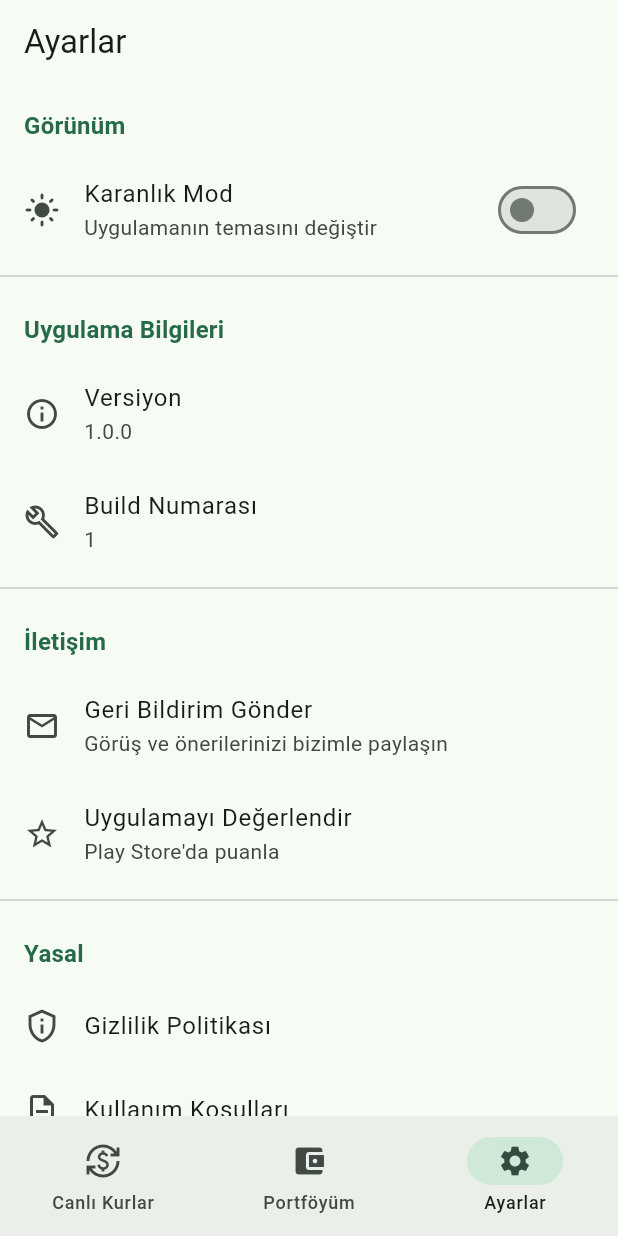
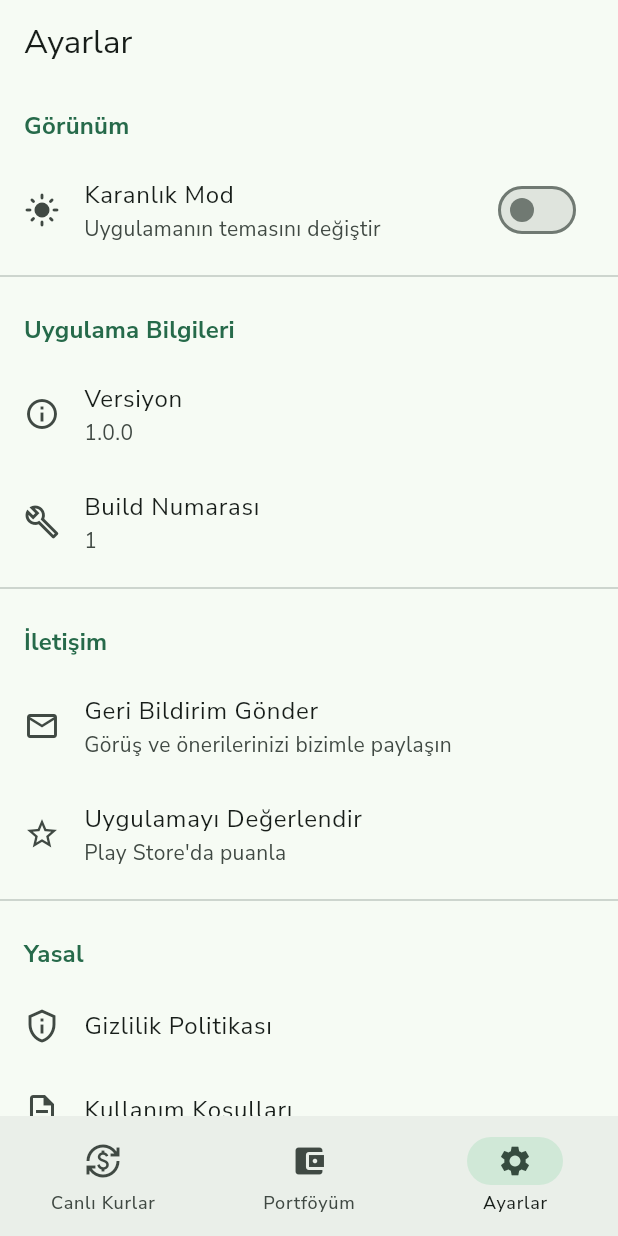
Before and after one commit to iboOzturk/kurtakip, a Flutter app: the screen it shows after launch, item 3 of the bottom bar chosen, on a phone screen of 412 x 824 dp. Run offline on Flutter 3.47's test engine with Material 3 defaults, Android fonts, the phone set to English and light mode, and no system bars; our stand-ins replace get, google_fonts, package_info_plus, shared_preferences; network calls fail.

Commit message:
font eklendi

```diff
--- a/lib/main.dart
+++ b/lib/main.dart
@@ -1,6 +1,7 @@
 import 'package:flutter/material.dart';
 import 'package:get/get.dart';
-
+import 'dart:ui';
+import 'package:google_fonts/google_fonts.dart';
 import 'package:shared_preferences/shared_preferences.dart';
 import 'screens/live_rates_screen.dart';
 import 'screens/portfolio_screen.dart';
@@ -30,6 +31,7 @@ class MyApp extends StatelessWidget {
       debugShowCheckedModeBanner: false,
       title: 'Kur Takip',
       theme: ThemeData(
+        textTheme: GoogleFonts.nunitoSansTextTheme(),
         colorScheme: ColorScheme.fromSeed(seedColor: Colors.greenAccent),
         useMaterial3: true,
       ),
--- a/lib/screens/live_rates_screen.dart
+++ b/lib/screens/live_rates_screen.dart
@@ -1,4 +1,5 @@
 import 'package:flutter/material.dart';
+import 'package:google_fonts/google_fonts.dart';
 import '../services/currency_service.dart';
 import '../widgets/custom_refresh_indicator.dart';
 
@@ -79,7 +80,7 @@ class _LiveRatesScreenState extends State<LiveRatesScreen> with SingleTickerProv
               pinned: true,
               stretch: true,
               flexibleSpace: FlexibleSpaceBar(
-                title: const Text('Canlı Döviz Kurları'),
+                title:  Text('Canlı Döviz Kurları',style: GoogleFonts.nunitoSans(fontWeight: FontWeight.bold),),
                 background: Container(
                   decoration: BoxDecoration(
                     gradient: LinearGradient(
--- a/pubspec.yaml
+++ b/pubspec.yaml
@@ -34,6 +34,7 @@ dependencies:
   get: ^4.6.6
   shared_preferences: ^2.2.2
   package_info_plus: ^4.2.0
+  google_fonts: 5.1.0
 
   # The following adds the Cupertino Icons font to your application.
   # Use with the CupertinoIcons class for iOS style icons.
```
Also changed, not shown: pubspec.lock.
